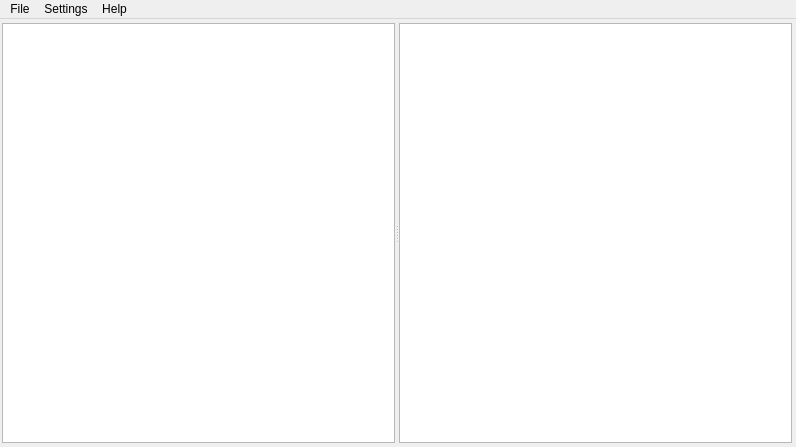
Before: the Qt Designer form data/ui/whch.ui in Patriciasc/WHCH, drawn with Qt 5.
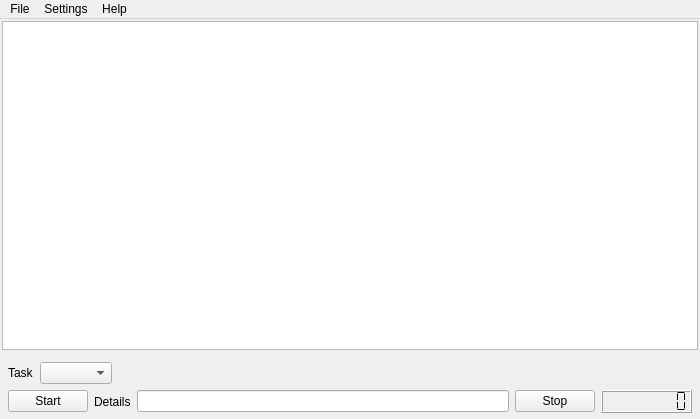
After: the same form once the commit is applied. The open tabs and pages were chosen to show the change. Icons and pictures are not drawn.

Commit message: Reverted Tree Model changes, now in new branch.

```diff
--- a/data/ui/whch.ui
+++ b/data/ui/whch.ui
@@ -9,8 +9,8 @@
    <rect>
     <x>0</x>
     <y>0</y>
-    <width>796</width>
-    <height>447</height>
+    <width>700</width>
+    <height>419</height>
    </rect>
   </property>
   <property name="focusPolicy">
@@ -20,12 +20,12 @@
    <string>WHCH (Working Hours Counter for Humans)</string>
   </property>
   <widget class="QWidget" name="centralWidget">
-   <layout class="QHBoxLayout" name="horizontalLayout">
+   <layout class="QVBoxLayout" name="verticalLayout_2">
     <property name="spacing">
      <number>2</number>
     </property>
     <property name="leftMargin">
-     <number>0</number>
+     <number>2</number>
     </property>
     <property name="topMargin">
      <number>2</number>
@@ -34,28 +34,6 @@
      <number>2</number>
     </property>
     <property name="bottomMargin">
-     <number>2</number>
-    </property>
-    <item>
-     <widget class="QStackedWidget" name="stackedWidget">
-      <property name="currentIndex">
-       <number>0</number>
-      </property>
-      <widget class="QWidget" name="page">
-       <layout class="QHBoxLayout" name="horizontalLayout_7">
-        <property name="spacing">
-         <number>0</number>
-        </property>
-        <property name="margin">
-         <number>0</number>
-        </property>
-        <item>
-         <widget class="QWidget" name="widget" native="true">
-          <layout class="QHBoxLayout" name="horizontalLayout_5">
-           <property name="sizeConstraint">
-            <enum>QLayout::SetMaximumSize</enum>
-           </property>
-           <property name="margin">
             <number>0</number>
            </property>
            <item>
@@ -97,10 +75,10 @@
              <item>
               <layout class="QHBoxLayout" name="horizontalLayout_2">
                <property name="leftMargin">
-                <number>0</number>
+         <number>6</number>
                </property>
                <property name="topMargin">
-                <number>0</number>
+         <number>6</number>
                </property>
                <property name="bottomMargin">
                 <number>0</number>
@@ -136,17 +114,14 @@
              </item>
              <item>
               <layout class="QHBoxLayout" name="horizontalLayout_4">
-               <property name="spacing">
-                <number>6</number>
-               </property>
                <property name="leftMargin">
-                <number>0</number>
+         <number>6</number>
                </property>
                <property name="rightMargin">
-                <number>0</number>
+         <number>6</number>
                </property>
                <property name="bottomMargin">
-                <number>2</number>
+         <number>6</number>
                </property>
                <item>
                 <widget class="QPushButton" name="StartButton">
@@ -214,60 +189,12 @@
            </item>
           </layout>
          </widget>
-        </item>
-       </layout>
-      </widget>
-      <widget class="QWidget" name="page_2">
-       <layout class="QHBoxLayout" name="horizontalLayout_3">
-        <property name="spacing">
-         <number>0</number>
-        </property>
-        <property name="margin">
-         <number>0</number>
-        </property>
-        <item>
-         <widget class="QWidget" name="widget_2" native="true">
-          <layout class="QHBoxLayout" name="horizontalLayout_6">
-           <property name="spacing">
-            <number>3</number>
-           </property>
-           <property name="margin">
-            <number>2</number>
-           </property>
-           <item>
-            <widget class="QSplitter" name="splitter">
-             <property name="orientation">
-              <enum>Qt::Horizontal</enum>
-             </property>
-             <widget class="QTreeView" name="treeView"/>
-             <widget class="QTableView" name="tableView_2">
-              <property name="alternatingRowColors">
-               <bool>true</bool>
-              </property>
-              <attribute name="horizontalHeaderStretchLastSection">
-               <bool>true</bool>
-              </attribute>
-              <attribute name="verticalHeaderStretchLastSection">
-               <bool>false</bool>
-              </attribute>
-             </widget>
-            </widget>
-           </item>
-          </layout>
-         </widget>
-        </item>
-       </layout>
-      </widget>
-     </widget>
-    </item>
-   </layout>
-  </widget>
   <widget class="QMenuBar" name="menuBar">
    <property name="geometry">
     <rect>
      <x>0</x>
      <y>0</y>
-     <width>796</width>
+     <width>700</width>
      <height>25</height>
     </rect>
    </property>
```
Left out of the diff: 18 changed lines with no effect on the pictures. Lines whose indentation alone changed are shown as unchanged. The commit also changes 13 other files.
